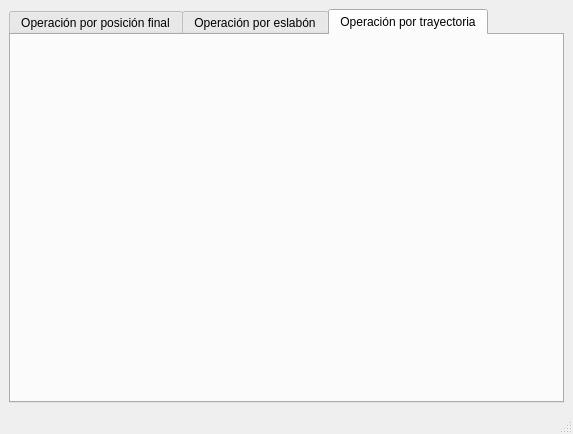
This is TT_RAA/mainwindow.ui in SrgtPepper/TT_RAA as Qt 5 draws it before an edit. The edited form follows.
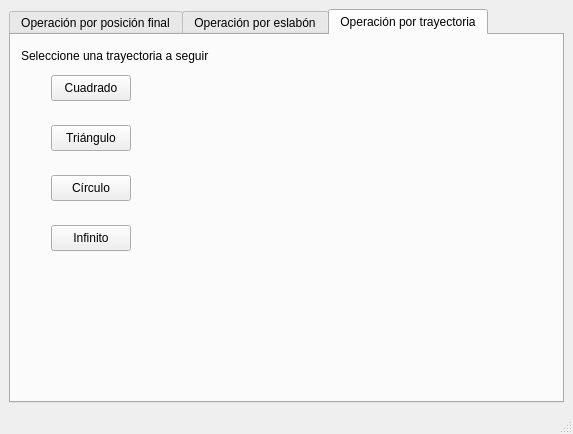
This is the edited form. The open tabs and pages were chosen to show the change.

Commit message: Se agregaron botones

```diff
--- a/TT_RAA/mainwindow.ui
+++ b/TT_RAA/mainwindow.ui
@@ -242,6 +242,71 @@
        <attribute name="title">
         <string>Operación por trayectoria</string>
        </attribute>
+       <widget class="QPushButton" name="pushButton_9">
+        <property name="geometry">
+         <rect>
+          <x>40</x>
+          <y>40</y>
+          <width>80</width>
+          <height>26</height>
+         </rect>
+        </property>
+        <property name="text">
+         <string>Cuadrado</string>
+        </property>
+       </widget>
+       <widget class="QPushButton" name="pushButton_10">
+        <property name="geometry">
+         <rect>
+          <x>40</x>
+          <y>90</y>
+          <width>80</width>
+          <height>26</height>
+         </rect>
+        </property>
+        <property name="text">
+         <string>Triángulo</string>
+        </property>
+       </widget>
+       <widget class="QPushButton" name="pushButton_11">
+        <property name="geometry">
+         <rect>
+          <x>40</x>
+          <y>140</y>
+          <width>80</width>
+          <height>26</height>
+         </rect>
+        </property>
+        <property name="text">
+         <string>Círculo</string>
+        </property>
+       </widget>
+       <widget class="QPushButton" name="pushButton_12">
+        <property name="geometry">
+         <rect>
+          <x>40</x>
+          <y>190</y>
+          <width>80</width>
+          <height>26</height>
+         </rect>
+        </property>
+        <property name="text">
+         <string>Infinito</string>
+        </property>
+       </widget>
+       <widget class="QLabel" name="label_5">
+        <property name="geometry">
+         <rect>
+          <x>10</x>
+          <y>10</y>
+          <width>521</width>
+          <height>21</height>
+         </rect>
+        </property>
+        <property name="text">
+         <string>Seleccione una trayectoria a seguir</string>
+        </property>
+       </widget>
       </widget>
      </widget>
     </item>
```
Left out of the diff: 28 changed lines with no effect on the pictures.
